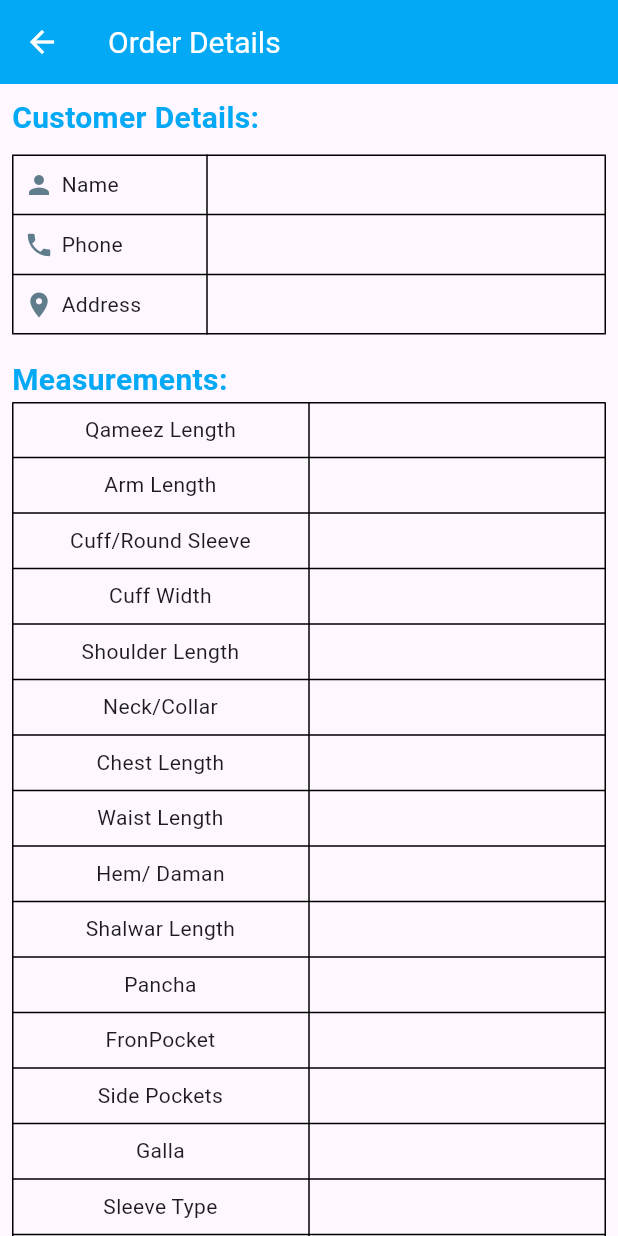
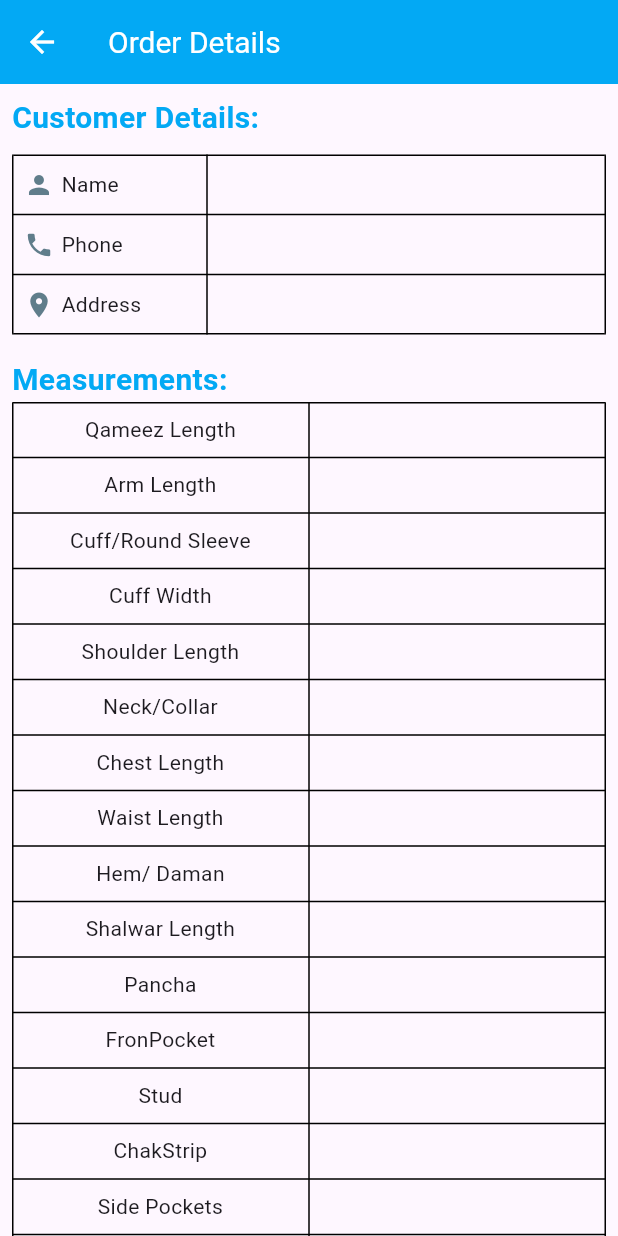
Before and after one commit to shfqt255/TailorsAppCode, a Flutter app: the OrderView screen opened directly, on a phone screen of 412 x 824 dp. Run offline on Flutter 3.47's test engine with Material 3 defaults, Android fonts, the phone set to English and light mode, and no system bars; our stand-ins replace cloud_firestore, firebase_auth, firebase_core, fluttertoast, google_sign_in, shared_preferences; accounts and stored records are empty.

Commit message:
Icon changed and some code in TodoList and orderDetails

```diff
--- a/analysis_options.yaml
+++ b/analysis_options.yaml
@@ -10,6 +10,8 @@
 analyzer:
   errors:
     non_constant_identifier_names: ignore
+    must_be_immutable: ignore
+    unnecessary_cast: ignore
 # analyzer:
 #   errors:
 #     non_constant_identifier_names: ignore
--- a/lib/Customer_order/AddNewCustomer.dart
+++ b/lib/Customer_order/AddNewCustomer.dart
@@ -525,7 +525,7 @@ class _AddNewCustomerState extends State<AddNewCustomer> {
                                 child: buildSimpleTexfield(
                                   "Shalwar Length",
                                   shalwarLengthController,
-                                  TextInputType.number,
+                                  TextInputType.number
                                 ),
                               ),
                               SizedBox(
--- a/lib/Customer_order/Order.dart
+++ b/lib/Customer_order/Order.dart
@@ -1,5 +1,4 @@
 // ignore_for_file: unnecessary_cast
-
 import 'package:cloud_firestore/cloud_firestore.dart';
 import 'package:flutter/material.dart';
 import 'package:fluttertoast/fluttertoast.dart';
--- a/lib/Customer_order/ViewOrder.dart
+++ b/lib/Customer_order/ViewOrder.dart
@@ -200,6 +200,10 @@ class OrderViewState extends State<OrderView> {
                                 (Mapdata['PanchaLength'] ?? '').toString()),
                             buildMeasurementsAndDetails('FronPocket',
                                 (Mapdata['FrontPocket'] ?? '').toString()),
+                                  buildMeasurementsAndDetails('Stud',
+                                (Mapdata['Stud'] ?? '').toString()),
+                                  buildMeasurementsAndDetails('ChakStrip',
+                                (Mapdata['ChakStrip'] ?? '').toString()),
                             buildMeasurementsAndDetails('Side Pockets',
                                 (Mapdata['Side Pockets'] ?? '').toString()),
                             buildMeasurementsAndDetails('Galla',
--- a/lib/FinancialRecord.dart
+++ b/lib/FinancialRecord.dart
@@ -35,7 +35,6 @@ class _FinancialrecordState extends State<Financialrecord> {
     _loadFinancialData();
   }
 
-  // FIXED: Better date range logic
   bool _isOrderInSelectedPeriod(DateTime orderDate) {
     DateTime now = DateTime.now();
     DateTime today = DateTime(now.year, now.month, now.day);
--- a/lib/Worker/WorkersFetch.dart
+++ b/lib/Worker/WorkersFetch.dart
@@ -94,7 +94,7 @@ class FetchWorkersState extends State<FetchWorkers> {
                                         builder: (context) {
                                           return AlertDialog(
                                             title: Text('Delete Worker'),
-                                            content: Text('All the data belongs to ${WorkersData['name']}'),
+                                            content: Text('All the data belongs to ${WorkersData['name']} will be deleted'),
 
                                             actions: [ Row(
                                               mainAxisAlignment:
```
Also changed, not shown: lib/ToDoList.dart (+29 -10 lines), assets/icon/icon.png, 30 other files.
